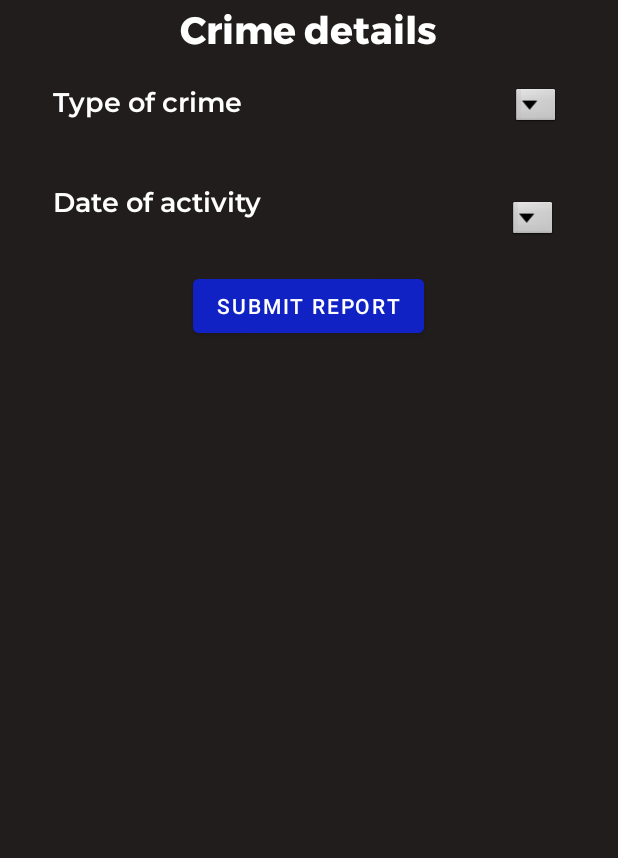
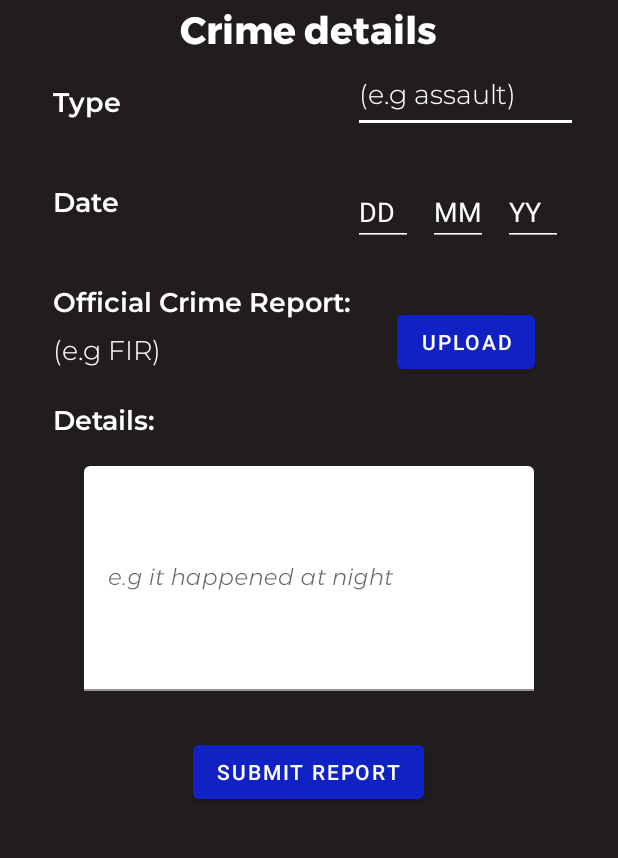
Before and after one commit to okHadi/Repak, an Android app: the CrimeDetails screen opened directly, with no data from a screen before it, after a tap on "SUBMIT REPORT", on a phone screen of 412 x 824 dp, the part 225-1083 px from its top. Run offline under Robolectric (Android 15) with nearby library versions, the phone set to English and light mode, and no system bars; our stand-ins replace Firebase (no records; nobody signed in at launch, a user with empty details on screens opened directly).

Commit message:
working condition

```diff
--- a/app/src/main/java/com/repak/repak/CrimeDetails.java
+++ b/app/src/main/java/com/repak/repak/CrimeDetails.java
@@ -1,15 +1,14 @@
 package com.repak.repak;
 
-import android.app.DatePickerDialog;
+import android.content.Intent;
 import android.os.Bundle;
+import android.text.TextUtils;
 import android.util.Log;
 import android.view.View;
-import android.widget.AdapterView;
-import android.widget.ArrayAdapter;
 import android.widget.Button;
-import android.widget.DatePicker;
-import android.widget.Spinner;
+import android.widget.EditText;
 import android.widget.TextView;
+import android.widget.Toast;
 
 import androidx.annotation.NonNull;
 import androidx.appcompat.app.AppCompatActivity;
@@ -19,64 +18,76 @@ import com.google.android.gms.tasks.OnSuccessListener;
 import com.google.firebase.FirebaseApp;
 import com.google.firebase.firestore.DocumentReference;
 import com.google.firebase.firestore.FirebaseFirestore;
-import android.widget.Spinner;
 
-import java.text.SimpleDateFormat;
-import java.util.Calendar;
 import java.util.HashMap;
-import java.util.Locale;
 import java.util.Map;
 
 public class CrimeDetails extends AppCompatActivity {
     Button submitButton;
-    Spinner crimeSpinner;
-    Spinner dateSpinner;
     TextView dateTextView;
-    Calendar calendar;
+    EditText detailsEditText, crimesSelector, dayEditText, monthEditText, yearEditText;
+
+    FirebaseFirestore db;
 
     @Override
     protected void onCreate(Bundle savedInstanceState) {
         super.onCreate(savedInstanceState);
         setContentView(R.layout.activity_crime_details);
         FirebaseApp.initializeApp(this);
-        FirebaseFirestore db = FirebaseFirestore.getInstance();
+        db = FirebaseFirestore.getInstance();
 
         submitButton = findViewById(R.id.submitCrimeReport);
-        crimeSpinner = findViewById(R.id.crimeSpinner);
-        dateSpinner = findViewById(R.id.dateSpinner);
         dateTextView = findViewById(R.id.dateOfCrime);
-        calendar = Calendar.getInstance();
+        detailsEditText = findViewById(R.id.CrimeDetailsInputText);
+        crimesSelector = findViewById(R.id.crimesSelector);
+        dayEditText = findViewById(R.id.dayEditText);
+        monthEditText = findViewById(R.id.monthEditText);
+        yearEditText = findViewById(R.id.yearEditText);
 
-        String[] crimes = {"Robbery", "Snatching", "Fraud", "Sexual Assault"};
-        ArrayAdapter<String> adapter = new ArrayAdapter<>(this, android.R.layout.simple_spinner_item, crimes);
-        adapter.setDropDownViewResource(android.R.layout.simple_spinner_dropdown_item);
-        crimeSpinner.setAdapter(adapter);
-
-        dateSpinner.setOnItemSelectedListener(new AdapterView.OnItemSelectedListener() {
+        dateTextView.setOnClickListener(new View.OnClickListener() {
             @Override
-            public void onItemSelected(AdapterView<?> parent, View view, int position, long id) {
-                openCalendar();
-            }
-
-            @Override
-            public void onNothingSelected(AdapterView<?> parent) {
+            public void onClick(View v) {
+                // Handle date selection if needed
             }
         });
 
-        // Retrieve the latitude and longitude values from the intent
-        double latitude = getIntent().getDoubleExtra("latitude", 0);
-        double longitude = getIntent().getDoubleExtra("longitude", 0);
+        submitButton.setOnClickListener(new View.OnClickListener() {
+            @Override
+            public void onClick(View v) {
+                String crimeType = crimesSelector.getText().toString();
+                String crimeDetails = detailsEditText.getText().toString();
+                String day = dayEditText.getText().toString();
+                String month = monthEditText.getText().toString();
+                String year = yearEditText.getText().toString();
 
-        submitButton.setOnClickListener(new View.OnClickListener() {
-            public void onClick(View v) {
-                String selectedCrime = crimeSpinner.getSelectedItem().toString();
-                String selectedDate = dateTextView.getText().toString();
+                if (TextUtils.isEmpty(crimeType) || TextUtils.isEmpty(crimeDetails) ||
+                        TextUtils.isEmpty(day) || TextUtils.isEmpty(month) || TextUtils.isEmpty(year)) {
+                    Toast.makeText(CrimeDetails.this, "Please fill in all fields.", Toast.LENGTH_SHORT).show();
+                    return;
+                }
+
+                int dayValue = Integer.parseInt(day);
+                int monthValue = Integer.parseInt(month);
+                int yearValue = Integer.parseInt(year);
+
+                // Check for valid date range
+                if (dayValue < 1 || dayValue > 31 || monthValue < 1 || monthValue > 12 || yearValue < 00 || yearValue > 99) {
+                    Toast.makeText(CrimeDetails.this, "Invalid date. Please enter a valid date.", Toast.LENGTH_SHORT).show();
+                    return;
+                }
+
+                String crimeDate = day + "/" + month + "/" + year;
+
+                // Retrieve the latitude and longitude values from the intent
+                double latitude = getIntent().getDoubleExtra("latitude", 0);
+                double longitude = getIntent().getDoubleExtra("longitude", 0);
 
                 Map<String, Object> crimeData = new HashMap<>();
                 crimeData.put("latitude", latitude);
                 crimeData.put("longitude", longitude);
-                crimeData.put("type", selectedCrime);
-                crimeData.put("date", selectedDate);
+                crimeData.put("type", crimeType);
+                crimeData.put("details", crimeDetails);
+                crimeData.put("date", crimeDate);
 
                 db.collection("crimes")
                         .add(crimeData)
@@ -84,38 +95,20 @@ public class CrimeDetails extends AppCompatActivity {
                             @Override
                             public void onSuccess(DocumentReference documentReference) {
                                 Log.d("TAG", "DocumentSnapshot added with ID: " + documentReference.getId());
+                                Toast.makeText(CrimeDetails.this, "Crime report submitted successfully.", Toast.LENGTH_SHORT).show();
+                                Intent intent = new Intent(CrimeDetails.this, viewDB.class);
+                                startActivity(intent);
                             }
                         })
                         .addOnFailureListener(new OnFailureListener() {
                             @Override
                             public void onFailure(@NonNull Exception e) {
                                 Log.e("TAG", "Error adding document", e);
+                                Toast.makeText(CrimeDetails.this, "Failed to submit crime report.", Toast.LENGTH_SHORT).show();
                             }
                         });
             }
         });
-    }
 
-    public void openCalendar() {
-        DatePickerDialog.OnDateSetListener dateSetListener = new DatePickerDialog.OnDateSetListener() {
-            @Override
-            public void onDateSet(DatePicker view, int year, int monthOfYear, int dayOfMonth) {
-                calendar.set(Calendar.YEAR, year);
-                calendar.set(Calendar.MONTH, monthOfYear);
-                calendar.set(Calendar.DAY_OF_MONTH, dayOfMonth);
-                updateDateTextView();
-            }
-        };
-
-        DatePickerDialog datePickerDialog = new DatePickerDialog(this, dateSetListener,
-                calendar.get(Calendar.YEAR), calendar.get(Calendar.MONTH), calendar.get(Calendar.DAY_OF_MONTH));
-        datePickerDialog.getDatePicker().setMaxDate(System.currentTimeMillis()); // Set maximum date to current date
-        datePickerDialog.show();
-    }
-
-    private void updateDateTextView() {
-        SimpleDateFormat dateFormat = new SimpleDateFormat("yyyy-MM-dd", Locale.getDefault());
-        String selectedDate = dateFormat.format(calendar.getTime());
-        dateTextView.setText(selectedDate);
     }
 }
--- a/app/src/main/java/com/repak/repak/viewDB.java
+++ b/app/src/main/java/com/repak/repak/viewDB.java
@@ -1,6 +1,7 @@
 package com.repak.repak;
 
 import android.Manifest;
+import android.content.Intent;
 import android.content.pm.PackageManager;
 import android.location.Location;
 import android.os.Bundle;
@@ -137,4 +138,10 @@ public class viewDB extends FragmentActivity implements OnMapReadyCallback {
             }
         }
     }
+
+    public void onBackPressed() {
+        // Start MainActivity when back button is pressed
+        Intent intent = new Intent(viewDB.this, MainActivity.class);
+        startActivity(intent);
+    }
 }
--- a/app/src/main/res/layout/activity_confirm_otpsign_up.xml
+++ b/app/src/main/res/layout/activity_confirm_otpsign_up.xml
@@ -57,7 +57,7 @@
             android:layout_width="300dp"
             android:layout_height="wrap_content"
             android:inputType="number"
-            android:textColor="@color/white"
+            android:textColor="@color/black"
             android:textColorHint="@color/white"
             android:backgroundTint="@color/white"
             android:fontFamily="@font/montserrat_light_italic"
--- a/app/src/main/res/layout/activity_crime_details.xml
+++ b/app/src/main/res/layout/activity_crime_details.xml
@@ -31,7 +31,7 @@
         android:layout_width="wrap_content"
         android:layout_height="wrap_content"
         android:layout_below="@+id/CrimeDetailsText"
-        android:text="Type of crime"
+        android:text="Type"
     android:layout_marginTop="15dp"
         android:layout_marginLeft="35dp"
         android:textColor="@color/white"
@@ -40,17 +40,19 @@ android:textSize="18dp"
         android:fontFamily="@font/montserrat_semibold"
         />
 
-    <Spinner
-        android:id="@+id/crimeSpinner"
-        android:layout_width="32dp"
-        android:layout_height="30dp"
+    <EditText
+        android:id="@+id/crimesSelector"
+        android:layout_width="150dp"
+        android:layout_height="wrap_content"
         android:layout_below="@+id/CrimeDetailsText"
-        android:layout_marginLeft="180dp"
-        android:layout_marginTop="15dp"
+        android:layout_marginLeft="235dp"
         android:layout_marginBottom="30dp"
         android:spinnerMode="dropdown"
-        android:theme="@android:style/Theme.Translucent.NoTitleBar"
-        android:layout_toRightOf="@+id/typeOfCrimeText"
+        android:hint="(e.g assault)"
+        android:fontFamily="@font/montserrat_light"
+        android:textColorHint="@color/white"
+        android:backgroundTint="@color/white"
+        android:textColor="@color/white"
         />
 
     <TextView
@@ -58,7 +60,7 @@ android:textSize="18dp"
         android:layout_width="wrap_content"
         android:layout_height="wrap_content"
         android:layout_below="@+id/typeOfCrimeText"
-        android:text="Date of activity"
+        android:text="Date"
         android:layout_marginTop="40dp"
         android:layout_marginLeft="35dp"
         android:textColor="@color/white"
@@ -66,20 +68,119 @@ android:textSize="18dp"
         android:fontFamily="@font/montserrat_semibold"
         />
 
-    <Spinner
-        android:id="@+id/dateSpinner"
-        android:layout_width="32dp"
-        android:layout_height="30dp"
-        android:layout_below="@+id/crimeSpinner"
-        android:layout_marginLeft="165dp"
+    <EditText
+        android:id="@+id/dayEditText"
+        android:layout_width="40dp"
+        android:layout_height="wrap_content"
+        android:layout_below="@+id/typeOfCrimeText"
+        android:layout_marginTop="35dp"
+        android:layout_marginLeft="235dp"
+        android:inputType="number"
+        android:hint="DD"
+        android:textColorHint="@color/white"
+        android:backgroundTint="@color/white"
+        android:textColor="@color/white"
+        />
+
+    <EditText
+        android:id="@+id/monthEditText"
+        android:layout_width="40dp"
+        android:layout_height="wrap_content"
+        android:layout_below="@+id/typeOfCrimeText"
+        android:layout_marginTop="35dp"
+        android:layout_marginLeft="10dp"
+android:layout_toRightOf="@id/dayEditText"
+        android:inputType="number"
+        android:hint="MM"
+        android:textColorHint="@color/white"
+        android:backgroundTint="@color/white"
+        android:textColor="@color/white"
+        />
+
+    <EditText
+        android:id="@+id/yearEditText"
+        android:layout_width="40dp"
+        android:layout_height="wrap_content"
+        android:layout_below="@+id/typeOfCrimeText"
+        android:layout_marginTop="35dp"
+        android:layout_marginLeft="60dp"
+        android:layout_toRightOf="@id/dayEditText"
+        android:inputType="number"
+        android:hint="YY"
+        android:textColorHint="@color/white"
+        android:backgroundTint="@color/white"
+        android:textColor="@color/white"
+        />
+
+    <TextView
+        android:id="@+id/FIRUploadText"
+        android:layout_width="wrap_content"
+        android:layout_height="wrap_content"
+        android:layout_below="@+id/dateOfCrime"
+        android:text="Official Crime Report:"
+        android:layout_marginTop="40dp"
+        android:layout_marginLeft="35dp"
+        android:textColor="@color/white"
+        android:textSize="18dp"
+        android:fontFamily="@font/montserrat_semibold"
+        />
+    <TextView
+        android:id="@+id/egFIR"
+        android:layout_width="wrap_content"
+        android:layout_height="wrap_content"
+        android:layout_below="@+id/FIRUploadText"
+        android:text="(e.g FIR)"
+        android:layout_marginTop="5dp"
+        android:layout_marginLeft="35dp"
+        android:textColor="@color/white"
+        android:textSize="18dp"
+        android:fontFamily="@font/montserrat_light"
+        />
+
+    <Button
+        android:id="@+id/uploadButton"
+        android:layout_width="wrap_content"
+        android:layout_height="wrap_content"
+        android:layout_toRightOf="@id/FIRUploadText"
+        android:layout_below="@id/yearEditText"
+        android:layout_marginLeft="30dp"
+        android:layout_marginTop="40dp"
+        android:text="Upload"
+        android:backgroundTint="@color/buttons_approve"
+        android:textColor="@color/white"/>
+
+    <TextView
+        android:id="@+id/CrimeDetails"
+        android:layout_width="wrap_content"
+        android:layout_height="wrap_content"
+        android:layout_below="@+id/egFIR"
+        android:text="Details:"
+        android:layout_marginTop="20dp"
+        android:layout_marginLeft="35dp"
+        android:textColor="@color/white"
+        android:textSize="18dp"
+        android:fontFamily="@font/montserrat_semibold"
+        />
+
+    <com.google.android.material.textfield.TextInputLayout
+        android:id="@+id/CrimeDetailsInput"
+        android:layout_width="300dp"
+        android:layout_height="150dp"
         android:layout_marginTop="15dp"
-        android:layout_marginBottom="30dp"
-        android:spinnerMode="dropdown"
-        android:theme="@android:style/Theme.Translucent.NoTitleBar"
-        android:layout_toRightOf="@+id/dateOfCrime"
+        android:layout_centerHorizontal="true"
+        android:layout_below="@id/CrimeDetails">
 
-         />
-
+        <com.google.android.material.textfield.TextInputEditText
+            android:id="@+id/CrimeDetailsInputText"
+            android:layout_width="300dp"
+            android:layout_height="150dp"
+            android:textColor="@color/black"
+            android:textColorHint="@color/white"
+            android:backgroundTint="@color/white"
+            android:hint="e.g it happened at night"
+            android:fontFamily="@font/montserrat_light_italic"
+            android:textSize="15sp" />
+    </com.google.android.material.textfield.TextInputLayout>
 
     <Button
         android:layout_width="wrap_content"
@@ -87,7 +188,11 @@ android:textSize="18dp"
         android:layout_height="wrap_content"
         android:backgroundTint="@color/buttons_approve"
         android:layout_centerHorizontal="true"
-        android:layout_below="@id/dateOfCrime"
+        android:layout_below="@id/CrimeDetailsInput"
         android:text="Submit report"
         android:id="@+id/submitCrimeReport"/>
+
+
+
+
 </RelativeLayout>
```
